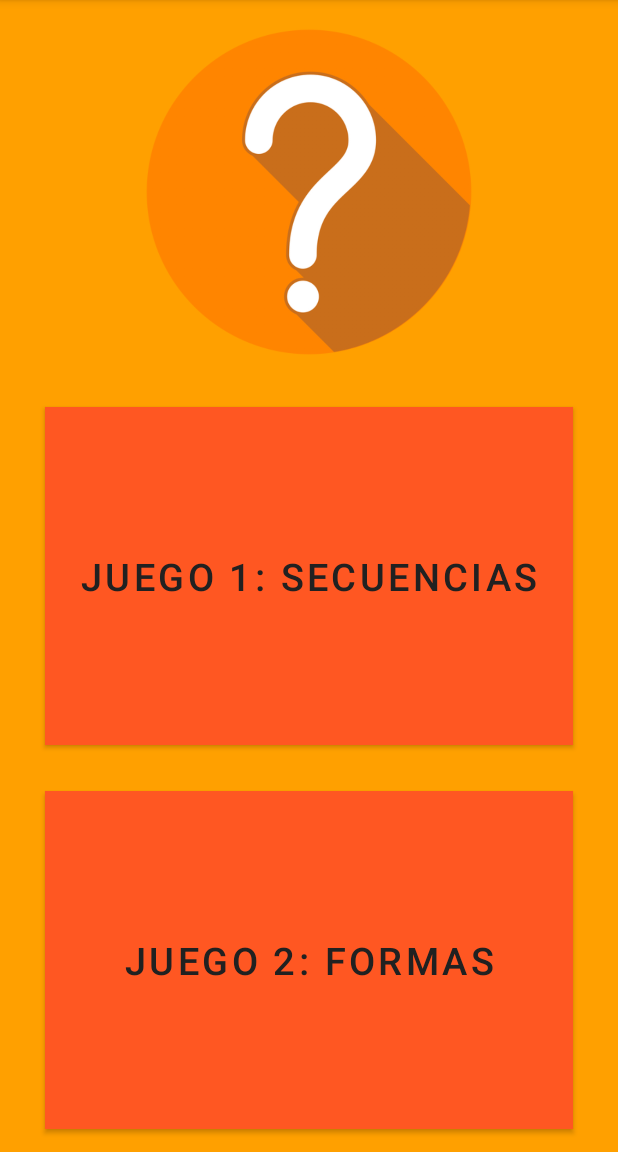
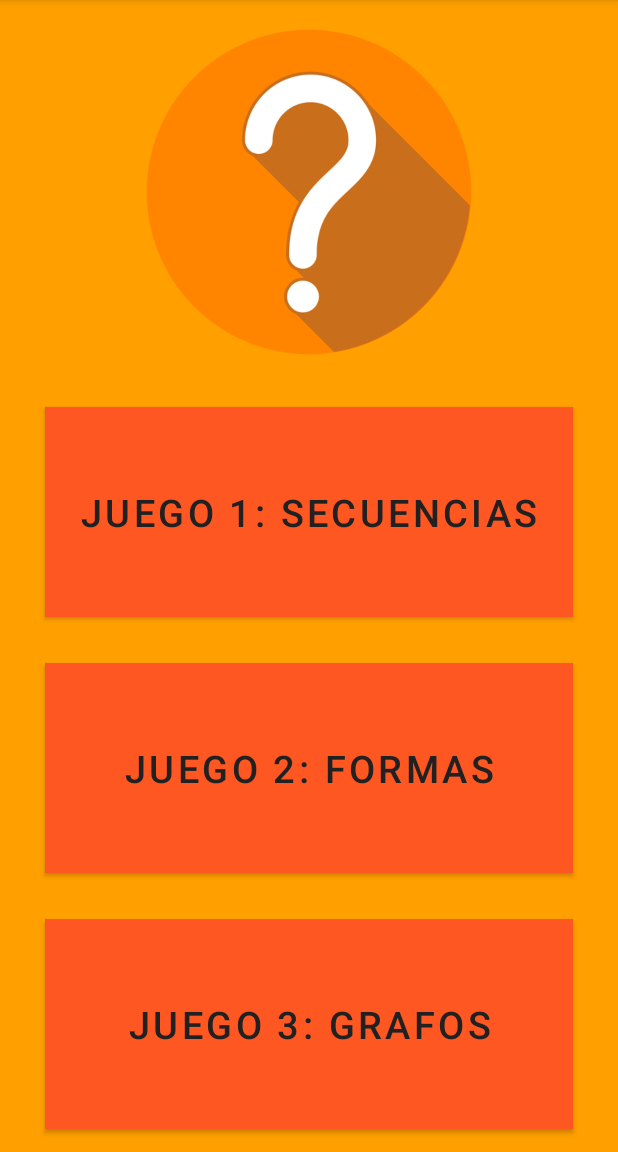
Before and after one commit to Nachin7u7/ProyectoAlgoritmica2, an Android app: the screen it shows after launch (MenuActivity), on a phone screen of 412 x 824 dp, the part 84-1236 px from its top. Run offline under Robolectric (Android 15) with nearby library versions, the phone set to English and light mode, and no system bars.

Commit message:
button game 3

```diff
--- a/app/src/main/res/layout/activity_menu.xml
+++ b/app/src/main/res/layout/activity_menu.xml
@@ -62,6 +62,22 @@
                 android:textSize="25sp"
                 app:backgroundTint="#FF5722"/>
 
+            <Button
+                android:id="@+id/juego3"
+                android:layout_width="match_parent"
+                android:layout_height="0dp"
+                android:layout_gravity="center"
+                android:layout_marginTop="15dp"
+                android:layout_marginBottom="15dp"
+                android:layout_marginLeft="30dp"
+                android:layout_marginRight="30dp"
+                android:layout_weight="1"
+                android:background="#FF5722"
+                android:text="Juego 3: Grafos"
+                android:textColor="#212121"
+                android:textSize="25sp"
+                app:backgroundTint="#FF5722"/>
+
 
         </LinearLayout>
     </LinearLayout>
```
